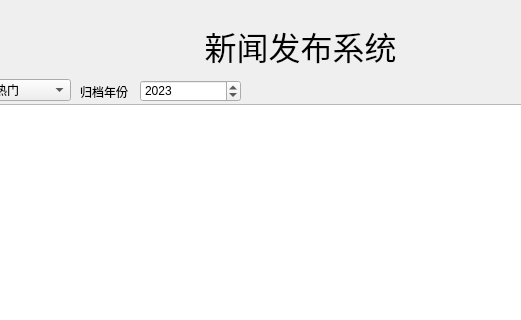
Above: Gui/MainWindow.ui from luiqn2007/cpp_curriculum-design_news_publish before the change; both pictures show x 90 to 611 and y 0 to 320 of the 800 by 600 pixel window. Below: the same form after it.
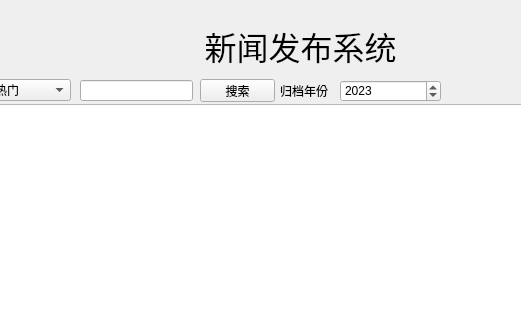
That is the form after the change.

```diff
--- a/Gui/MainWindow.ui
+++ b/Gui/MainWindow.ui
@@ -86,8 +86,8 @@
    <widget class="QLabel" name="lbl_year">
     <property name="geometry">
      <rect>
-      <x>170</x>
-      <y>84</y>
+      <x>370</x>
+      <y>83</y>
       <width>53</width>
       <height>15</height>
      </rect>
@@ -99,7 +99,7 @@
    <widget class="QDateEdit" name="de_year">
     <property name="geometry">
      <rect>
-      <x>230</x>
+      <x>430</x>
       <y>80</y>
       <width>101</width>
       <height>22</height>
@@ -112,7 +112,7 @@
       <second>0</second>
       <year>2023</year>
       <month>12</month>
-      <day>30</day>
+      <day>29</day>
      </datetime>
     </property>
     <property name="maximumTime">
@@ -284,6 +284,29 @@
      <set>Qt::AlignmentFlag::AlignCenter</set>
     </property>
    </widget>
+   <widget class="QLineEdit" name="le_search">
+    <property name="geometry">
+     <rect>
+      <x>170</x>
+      <y>80</y>
+      <width>113</width>
+      <height>21</height>
+     </rect>
+    </property>
+   </widget>
+   <widget class="QPushButton" name="pb_search">
+    <property name="geometry">
+     <rect>
+      <x>290</x>
+      <y>79</y>
+      <width>75</width>
+      <height>23</height>
+     </rect>
+    </property>
+    <property name="text">
+     <string>搜索</string>
+    </property>
+   </widget>
    <zorder>lbl_page_total</zorder>
    <zorder>lbl_page_selector</zorder>
    <zorder>label_6</zorder>
```
Left out of the diff: 37 changed lines with no effect on the pictures.
